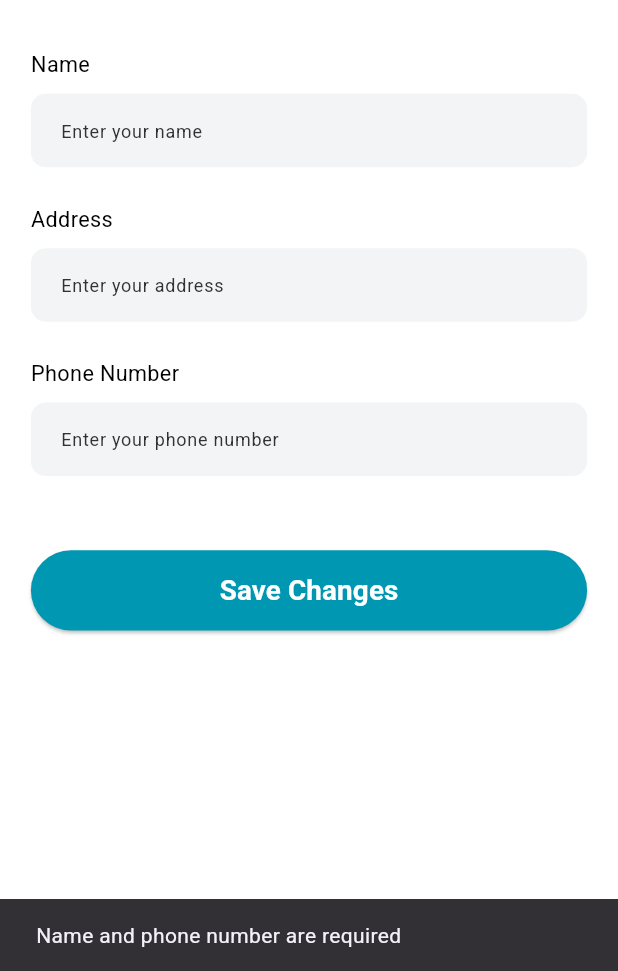
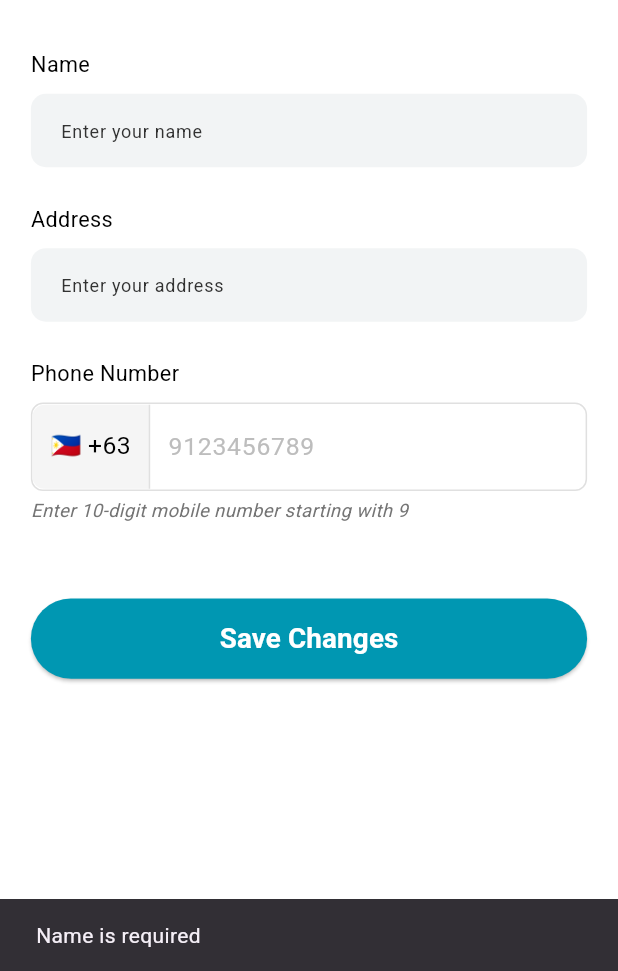
Before and after one commit to Keimana/Go-trike, a Flutter app: the EditProfileScreen screen opened directly, after a tap on "Save Changes", on a phone screen of 412 x 824 dp, the part 265-1236 px from its top. Run offline on Flutter 3.47's test engine with Material 3 defaults, Android fonts, the phone set to English and light mode, and no system bars; our stand-ins replace cloud_firestore, firebase_auth, firebase_core, flutter_svg, google_maps_flutter; accounts and stored records are empty.

Commit message:
feat: add phone number format

```diff
--- a/lib/screens/edit_profile.dart
+++ b/lib/screens/edit_profile.dart
@@ -46,7 +46,15 @@ class _EditProfileScreenState extends State<EditProfileScreen> {
         setState(() {
           _nameController.text = data['name'] ?? '';
           _addressController.text = data['address'] ?? '';
-          _phoneController.text = data['phone'] ?? '';
+
+          // Remove +63 prefix when loading data to show only the mobile number part
+          String phone = data['phone'] ?? '';
+          if (phone.startsWith('+63')) {
+            _phoneController.text = phone.substring(3);
+          } else {
+            _phoneController.text = phone;
+          }
+
           _isDataLoaded = true;
         });
       }
@@ -59,14 +67,76 @@ class _EditProfileScreenState extends State<EditProfileScreen> {
     }
   }
 
+  bool _isValidPhilippinePhoneNumber(String phone) {
+    // Remove all spaces and non-digit characters except +
+    String cleanPhone = phone.replaceAll(RegExp(r'[^\d+]'), '');
+    // Check if it starts with +63
+    if (!cleanPhone.startsWith('+63')) {
+      return false;
+    }
+
+    // Remove +63 to check the remaining digits
+    String remainingDigits = cleanPhone.substring(3);
+
+    return remainingDigits.length == 10 &&
+           remainingDigits.startsWith('9') &&
+           RegExp(r'^\d{10}$').hasMatch(remainingDigits);
+  }
+
+  String _getPhoneErrorMessage(String phone) {
+    if (phone.isEmpty) {
+      return 'Phone number is required';
+    }
+
+    String cleanPhone = phone.replaceAll(RegExp(r'[^\d+]'), '');
+
+    if (!cleanPhone.startsWith('+63')) {
+      return 'Phone number must start with +63';
+    }
+
+    String remainingDigits = cleanPhone.substring(3);
+
+    if (remainingDigits.length < 10) {
+      return 'Phone number is too short';
+    } else if (remainingDigits.length > 10) {
+      return 'Phone number is too long';
+    } else if (!remainingDigits.startsWith('9')) {
+      return 'Mobile number must start with +639';
+    }
+
+    return 'Invalid Philippine mobile number format';
+  }
+
   Future<void> _saveProfile() async {
     final name = _nameController.text.trim();
     final address = _addressController.text.trim();
     final phone = _phoneController.text.trim();
 
-    if (name.isEmpty || phone.isEmpty) {
+    // Validate required fields
+    if (name.isEmpty) {
       ScaffoldMessenger.of(context).showSnackBar(
-        const SnackBar(content: Text('Name and phone number are required')),
+        const SnackBar(content: Text('Name is required')),
+      );
+      return;
+    }
+
+    if (phone.isEmpty) {
+      ScaffoldMessenger.of(context).showSnackBar(
+        const SnackBar(content: Text('Phone number is required')),
+      );
+      return;
+    }
+
+    // Construct full phone number with +63 prefix
+    String fullPhone = '+63$phone';
+
+    // Validate Philippine mobile number format
+    if (!_isValidPhilippinePhoneNumber(fullPhone)) {
+      ScaffoldMessenger.of(context).showSnackBar(
+        SnackBar(
+          content: Text(_getPhoneErrorMessage(fullPhone)),
+          duration: const Duration(seconds: 4),
+        ),
       );
       return;
     }
@@ -79,7 +149,7 @@ class _EditProfileScreenState extends State<EditProfileScreen> {
         await FirebaseFirestore.instance.collection('users').doc(uid).update({
           'name': name,
           'address': address,
-          'phone': phone,
+          'phone': fullPhone, // Save with +63 prefix
         });
 
         if (mounted) {
@@ -152,6 +222,94 @@ class _EditProfileScreenState extends State<EditProfileScreen> {
         CustomTextField(
           hintText: hint,
           controller: controller,
+        ),
+        SizedBox(height: h * 0.03),
+      ],
+    );
+  }
+
+  Widget _buildPhoneField(String label, TextEditingController controller, double w, double h) {
+    return Column(
+      crossAxisAlignment: CrossAxisAlignment.start,
+      children: [
+        Text(
+          label,
+          style: TextStyle(
+            fontSize: w * 0.035,
+            fontWeight: FontWeight.w500,
+            color: Colors.black,
+          ),
+        ),
+        SizedBox(height: h * 0.01),
+        Container(
+          decoration: BoxDecoration(
+            borderRadius: BorderRadius.circular(8),
+            border: Border.all(color: Colors.grey[300]!),
+          ),
+          child: Row(
+            children: [
+              // Prefix container with flag and +63
+              Container(
+                padding: const EdgeInsets.symmetric(horizontal: 12, vertical: 16),
+                decoration: BoxDecoration(
+                  color: Colors.grey[100],
+                  borderRadius: const BorderRadius.only(
+                    topLeft: Radius.circular(8),
+                    bottomLeft: Radius.circular(8),
+                  ),
+                  border: Border(
+                    right: BorderSide(color: Colors.grey[300]!),
+                  ),
+                ),
+                child: Row(
+                  children: [
+                    Text(
+                      '🇵🇭',
+                      style: TextStyle(fontSize: w * 0.04),
+                    ),
+                    SizedBox(width: w * 0.01),
+                    Text(
+                      '+63',
+                      style: TextStyle(
+                        fontSize: w * 0.04,
+                        fontWeight: FontWeight.w500,
+                        color: Colors.black,
+                      ),
+                    ),
+                  ],
+                ),
+              ),
+              // Text input field
+              Expanded(
+                child: TextFormField(
+                  controller: controller,
+                  keyboardType: TextInputType.phone,
+                  decoration: InputDecoration(
+                    hintText: '9123456789',
+                    hintStyle: TextStyle(
+                      color: Colors.grey[400],
+                      fontSize: w * 0.04,
+                    ),
+                    border: InputBorder.none,
+                    contentPadding: const EdgeInsets.symmetric(horizontal: 12, vertical: 16),
+                  ),
+                  style: TextStyle(
+                    fontSize: w * 0.04,
+                    color: Colors.black,
+                  ),
+                ),
+              ),
+            ],
+          ),
+        ),
+        SizedBox(height: h * 0.005),
+        Text(
+          'Enter 10-digit mobile number starting with 9',
+          style: TextStyle(
+            fontSize: w * 0.03,
+            color: Colors.grey[600],
+            fontStyle: FontStyle.italic,
+          ),
         ),
         SizedBox(height: h * 0.03),
       ],
@@ -248,7 +406,7 @@ class _EditProfileScreenState extends State<EditProfileScreen> {
               // Form fields
               _buildTextField('Name', 'Enter your name', _nameController, w, h),
               _buildTextField('Address', 'Enter your address', _addressController, w, h),
-              _buildTextField('Phone Number', 'Enter your phone number', _phoneController, w, h),
+              _buildPhoneField('Phone Number', _phoneController, w, h),
 
               SizedBox(height: h * 0.03),
 
```
Also changed, not shown: pubspec.lock, 1 other file.
